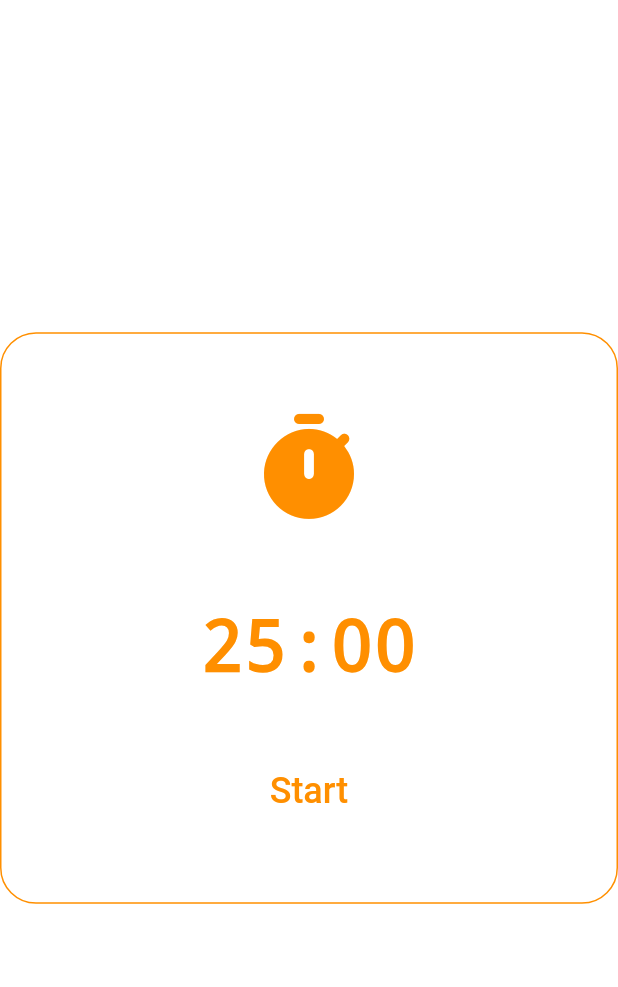
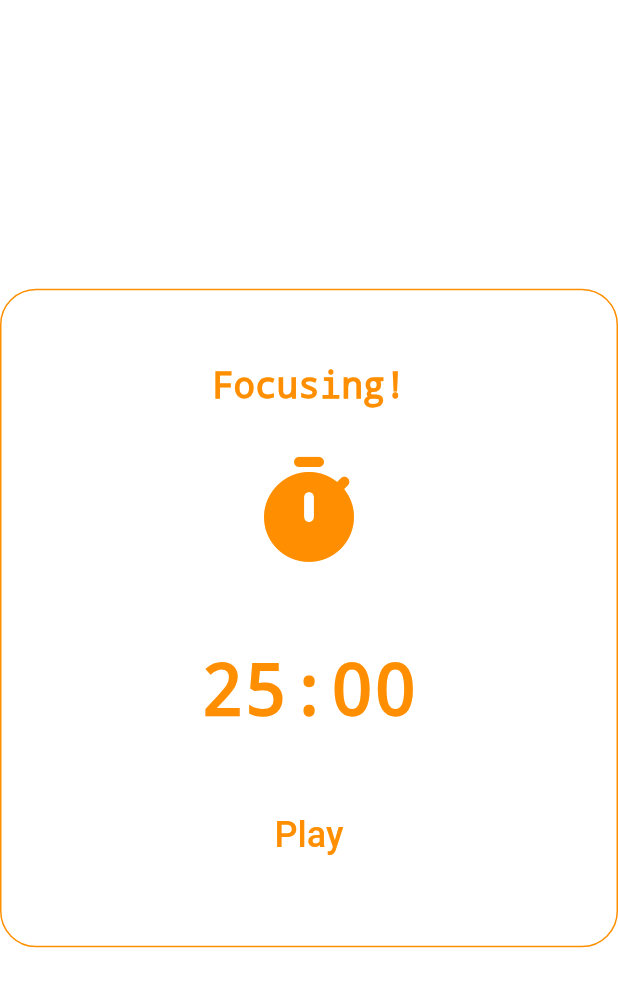
Before and after one commit to idylicaro/Pomodoro-App, a Flutter app: the screen it shows after launch, on a phone screen of 412 x 824 dp. Shown: the top 987 px of the screen. Run offline on Flutter 3.47's test engine with Material 2 defaults, Android fonts, the phone set to English and light mode, and no system bars; our stand-ins replace flutter_local_notifications.

Commit message:
refactor: extract code for methods and upgrade UX

```diff
--- a/pomodoro/lib/home/home_page.dart
+++ b/pomodoro/lib/home/home_page.dart
@@ -1,8 +1,5 @@
-import 'dart:async';
-
 import 'package:flutter/cupertino.dart';
 import 'package:flutter/material.dart';
-import 'package:flutter_local_notifications/flutter_local_notifications.dart';
 
 import 'package:pomodoro/timer_widget/timer_widget.dart';
 
--- a/pomodoro/lib/timer_widget/timer_widget.dart
+++ b/pomodoro/lib/timer_widget/timer_widget.dart
@@ -43,6 +43,7 @@ class _TimerWidgetState extends State<TimerWidget>{
     new NotificationDetails(android: androidDetails, iOS: iSODetails);
 
     await flutterLocalNotificationsPlugin.show(
+        // TODO: dynamic message
         0, "Time Break"," Take a break and then keep working!",
         generalNotificationDetails, payload: "Time Break ");
   }
@@ -53,6 +54,17 @@ class _TimerWidgetState extends State<TimerWidget>{
   var _seconds = [1500,300,1500];
   String _timerString = "25:00";
   Timer _timer;
+
+  String _getStatusOfCycle(){
+    if(_cycleIndex != 1)
+      return "Focusing!";
+    return "Coffe Break!";
+  }
+  String _getStatusOfButton(){
+    if(_timeOn == true)
+      return "Pause";
+    return "Play";
+  }
 
   void _cycleSwitch(){
     switch(_cycleIndex){
@@ -70,12 +82,15 @@ class _TimerWidgetState extends State<TimerWidget>{
       break;
     }
   }
+
    void _endTimer(){
     setState(() {
       _showNotification();
       _cycleSwitch();
+      _timeOn = false;
     });
    }
+
   void _startTimer(){
     _timer = Timer.periodic(Duration(seconds: 1), (timer) {
       setState(() {
@@ -124,6 +139,8 @@ class _TimerWidgetState extends State<TimerWidget>{
         child: Column(
           mainAxisSize: MainAxisSize.min,
           children: <Widget>[
+            Text(_getStatusOfCycle(),style:TextStyle(color: Colors.amber[800], decoration: TextDecoration.none,fontSize: 24)),
+            Container(height: 30),
             Icon(Icons.timer_rounded, color:Colors.amber[800],size: 80),
             Container(height: 50),
             Text(_timerString,style:TextStyle(color: Colors.amber[800], decoration: TextDecoration.none)),
@@ -133,7 +150,7 @@ class _TimerWidgetState extends State<TimerWidget>{
               highlightColor:Colors.amber[800].withOpacity(0.3),
               highlightedBorderColor:Colors.amber[800],
               textColor: Colors.amber[800],
-              child: Text("Start",style: TextStyle(fontSize: 24)),
+              child: Text(_getStatusOfButton(),style: TextStyle(fontSize: 24)),
               onPressed: () => _timeOnTogle(),
             )
           ],
```
